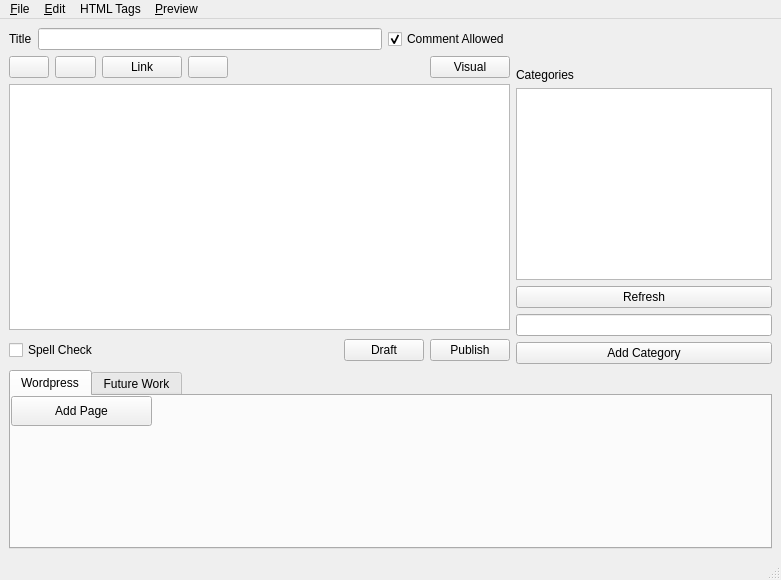
Old version of the form ui/Lekhonee.ui in the repository siddhesh/lekhonee.
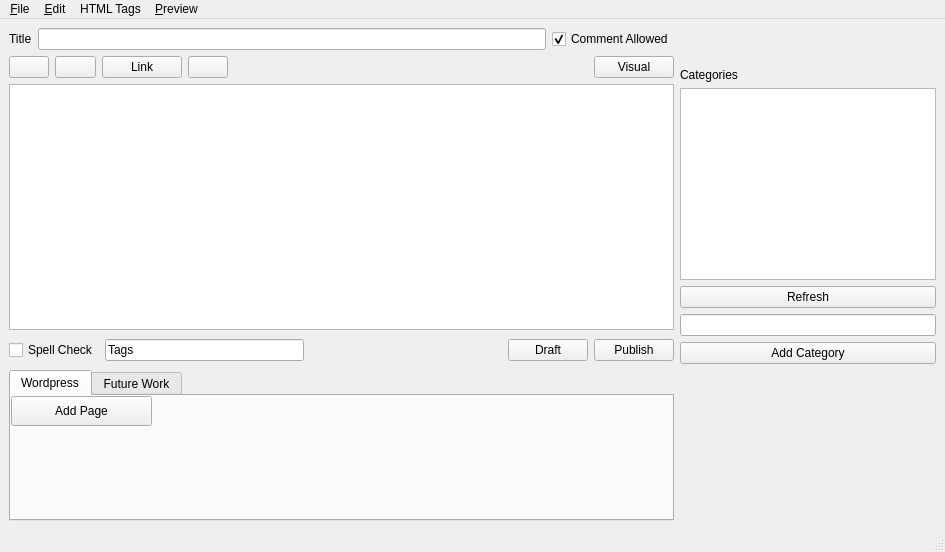
New version of the form. Icons and pictures are not drawn. Custom widgets are drawn as their Qt base class.

```diff
--- a/ui/Lekhonee.ui
+++ b/ui/Lekhonee.ui
@@ -6,8 +6,8 @@
    <rect>
     <x>0</x>
     <y>0</y>
-    <width>781</width>
-    <height>580</height>
+    <width>945</width>
+    <height>552</height>
    </rect>
   </property>
   <property name="windowTitle">
@@ -171,6 +171,19 @@
           </property>
          </widget>
         </item>
+        <item>
+         <widget class="QLineEdit" name="tagsTxt">
+          <property name="toolTip">
+           <string>Tags separated by commas</string>
+          </property>
+          <property name="statusTip">
+           <string/>
+          </property>
+          <property name="text">
+           <string>Tags</string>
+          </property>
+         </widget>
+        </item>
         <item>
          <spacer>
           <property name="orientation">
@@ -323,7 +336,7 @@
       </item>
      </layout>
     </item>
-    <item row="1" column="0" colspan="2">
+    <item row="1" column="0">
      <widget class="QTabWidget" name="serverTabs">
       <property name="sizePolicy">
        <sizepolicy hsizetype="Expanding" vsizetype="Expanding">
@@ -376,7 +389,7 @@
     <rect>
      <x>0</x>
      <y>0</y>
-     <width>781</width>
+     <width>945</width>
      <height>30</height>
     </rect>
    </property>
```
